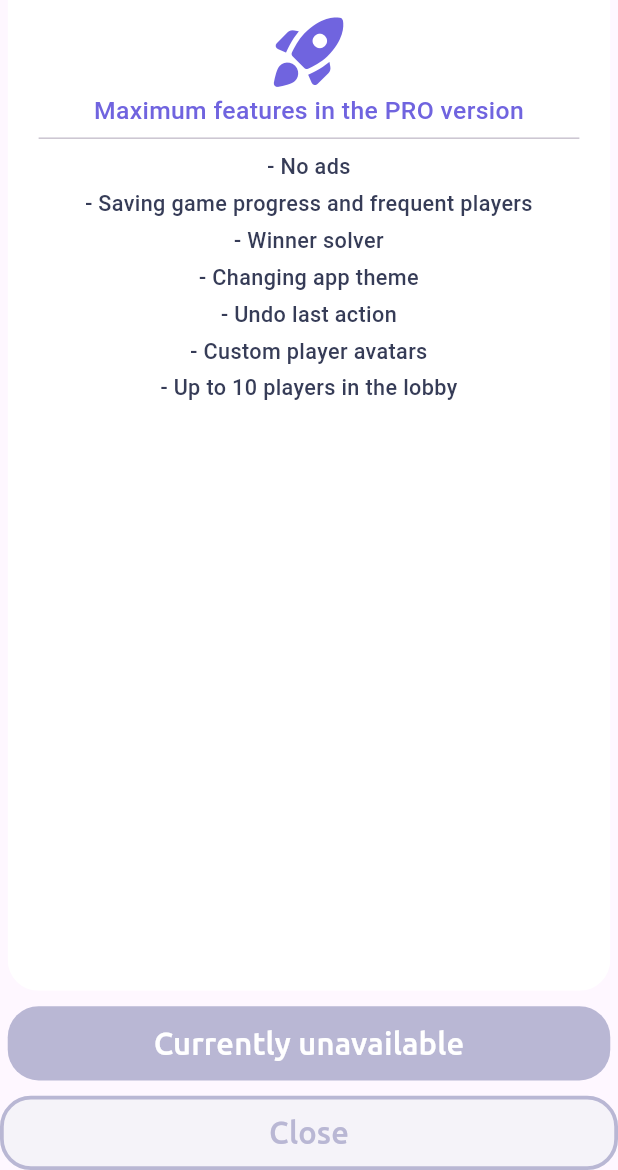
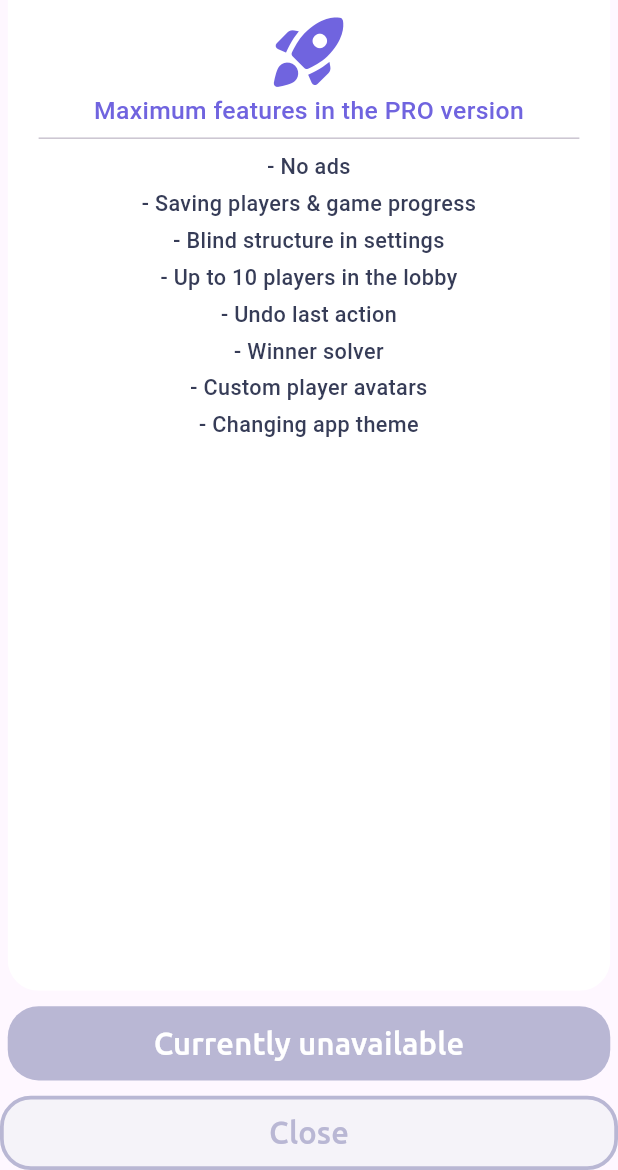
Before and after one commit to goliksim/pocket_chips, a Flutter app: the OnboardingProVersionPage widget shown alone on an empty page, opened directly, on a phone screen of 412 x 824 dp, the part 66-1236 px from its top. Run offline on Flutter 3.47's test engine with Material 3 defaults, Android fonts, the phone set to English and light mode, and no system bars; our stand-ins replace firebase_analytics, firebase_core, firebase_crashlytics, firebase_remote_config, flutter_riverpod, flutter_screenutil and 9 more; missing offline and left inert: flutter_mailer, onboarding; accounts and stored records are empty; generated files the repository leaves out were written again; network calls fail; project files that could hold a hidden picture were left out.

Commit message:
feat: 2.1 update info

```diff
--- a/lib/l10n/app_en.arb
+++ b/lib/l10n/app_en.arb
@@ -197,8 +197,10 @@
     "update_title":"What's new in",
     "update_1":"Fixed many application issues, improved user experience",
     "update_2":"A donation page has been added to support the author, I will be glad of any help",
-    "update_3": "PRO users can now put their photos from the gallery to players",
-    "update_4": "PRO users can now undo their last game action",
+    "update_3": "PRO users can their photos from the gallery to players",
+    "update_4": "PRO users can undo their last game action",
+    "update_5": "PRO users can customize the blind structure in the settings",
+    "update_6": "Added the ability to customize the ante",
     "pro_version_offer_title":"Maximum features in the PRO version",
     "pro_version_offer_options_available":"You already have:",
     "pro_version_offer_price_duration":"forever",
@@ -206,9 +208,10 @@
     "pro_version_offer_option_2":"No ads",
     "pro_version_offer_option_3":"Winner solver",
     "pro_version_offer_option_4":"Up to 10 players in the lobby",
-    "pro_version_offer_option_5":"Saving game progress and frequent players",
+    "pro_version_offer_option_5":"Saving players & game progress",
     "pro_version_offer_option_6":"Custom player avatars",
     "pro_version_offer_option_7":"Undo last action",
+    "pro_version_offer_option_8":"Blind structure in settings",
     "pro_version_offer_button_purchased":"PRO active",
     "pro_version_offer_button_not_purchased":"Get PRO",
     "pro_version_offer_button_not_available":"Currently unavailable"
--- a/lib/l10n/app_localizations.dart
+++ b/lib/l10n/app_localizations.dart
@@ -1289,14 +1289,26 @@ abstract class AppLocalizations {
   /// No description provided for @update_3.
   ///
   /// In en, this message translates to:
-  /// **'PRO users can now put their photos from the gallery to players'**
+  /// **'PRO users can their photos from the gallery to players'**
   String get update_3;
 
   /// No description provided for @update_4.
   ///
   /// In en, this message translates to:
-  /// **'PRO users can now undo their last game action'**
+  /// **'PRO users can undo their last game action'**
   String get update_4;
+
+  /// No description provided for @update_5.
+  ///
+  /// In en, this message translates to:
+  /// **'PRO users can customize the blind structure in the settings'**
+  String get update_5;
+
+  /// No description provided for @update_6.
+  ///
+  /// In en, this message translates to:
+  /// **'Added the ability to customize the ante'**
+  String get update_6;
 
   /// No description provided for @pro_version_offer_title.
   ///
@@ -1343,7 +1355,7 @@ abstract class AppLocalizations {
   /// No description provided for @pro_version_offer_option_5.
   ///
   /// In en, this message translates to:
-  /// **'Saving game progress and frequent players'**
+  /// **'Saving players & game progress'**
   String get pro_version_offer_option_5;
 
   /// No description provided for @pro_version_offer_option_6.
@@ -1357,6 +1369,12 @@ abstract class AppLocalizations {
   /// In en, this message translates to:
   /// **'Undo last action'**
   String get pro_version_offer_option_7;
+
+  /// No description provided for @pro_version_offer_option_8.
+  ///
+  /// In en, this message translates to:
+  /// **'Blind structure in settings'**
+  String get pro_version_offer_option_8;
 
   /// No description provided for @pro_version_offer_button_purchased.
   ///
--- a/lib/presentation/game/view_model/game_page_view_model.dart
+++ b/lib/presentation/game/view_model/game_page_view_model.dart
@@ -146,8 +146,6 @@ class GamePageViewModel extends AsyncNotifier<GamePageViewState>
         fold: (_) => _gameStateMachine.executeFold(),
       );
 
-  //TODO смена настроек не сохраняется в стек прошлых состояний
-  //При откате назад, откатываем и настройки тоже
   @override
   Future<void> openSettings() async {
     await _navigationManager.showLobbySettings();
--- a/lib/presentation/onboading/pages/onboarding_pro_version_page.dart
+++ b/lib/presentation/onboading/pages/onboarding_pro_version_page.dart
@@ -108,11 +108,12 @@ class OnboardingProVersionPage extends ConsumerWidget {
               ...[
                 context.strings.pro_version_offer_option_2,
                 context.strings.pro_version_offer_option_5,
+                context.strings.pro_version_offer_option_8,
+                context.strings.pro_version_offer_option_4,
+                context.strings.pro_version_offer_option_7,
                 context.strings.pro_version_offer_option_3,
+                context.strings.pro_version_offer_option_6,
                 context.strings.pro_version_offer_option_1,
-                context.strings.pro_version_offer_option_7,
-                context.strings.pro_version_offer_option_6,
-                context.strings.pro_version_offer_option_4,
               ].map(
                 (text) => Padding(
                   padding: EdgeInsets.only(bottom: stdHorizontalOffset / 4),
--- a/pubspec.yaml
+++ b/pubspec.yaml
@@ -5,7 +5,7 @@ publish_to: 'none'
 
 #A.B.C represent version name
 #+D represent version code (should be greater than previous)
-version: 2.0.0+15
+version: 2.1.0+16
 
 environment:
   sdk: '>=3.0.3 <4.0.0'
```
Also changed, not shown: lib/l10n/app_localizations_en.dart (+13 -4 lines), lib/l10n/app_localizations_ru.dart (+15 -6 lines), lib/l10n/app_ru.arb (+8 -5 lines), lib/presentation/onboading/dialogs/update.dart (+8 -0 lines).
